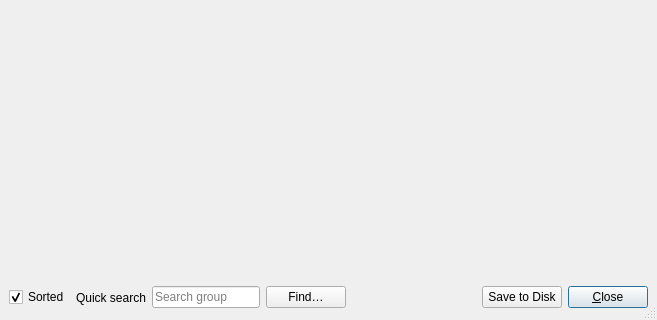
Above: src/Gui/Dialogs/DlgParameter.ui from southseact-3d/fcd before the change; both pictures show x 0 to 657 and y 238 to 558 of the 657 by 558 pixel window. Below: the same form after it.
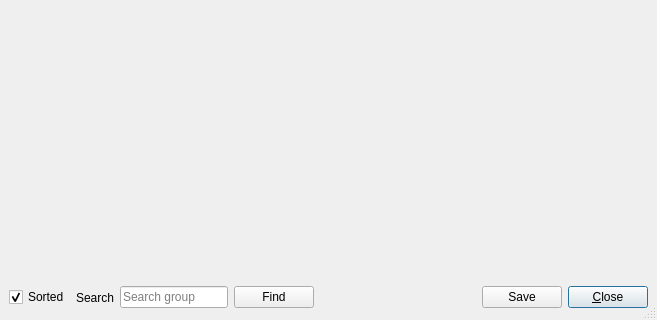
That is the form after the change.

Commit message: GUI: start cleaning up Parameter Editor Begins to address a few issues brought up in #17351

Diff of the .ui file:
```diff
--- a/src/Gui/Dialogs/DlgParameter.ui
+++ b/src/Gui/Dialogs/DlgParameter.ui
@@ -60,7 +60,7 @@
      <item>
       <widget class="QLabel" name="quickSearch">
        <property name="text">
-        <string>Quick search</string>
+        <string>Search</string>
        </property>
       </widget>
      </item>
@@ -83,7 +83,7 @@
      <item>
       <widget class="QPushButton" name="buttonFind">
        <property name="text">
-        <string>Find…</string>
+        <string>Find</string>
        </property>
       </widget>
      </item>
@@ -106,7 +106,7 @@
      <item>
       <widget class="QPushButton" name="buttonSaveToDisk">
        <property name="text">
-        <string>Save to Disk</string>
+        <string>Save</string>
        </property>
        <property name="shortcut">
         <string>Alt+C</string>
```
Left out of the diff: 2 changed lines with no effect on the pictures.
